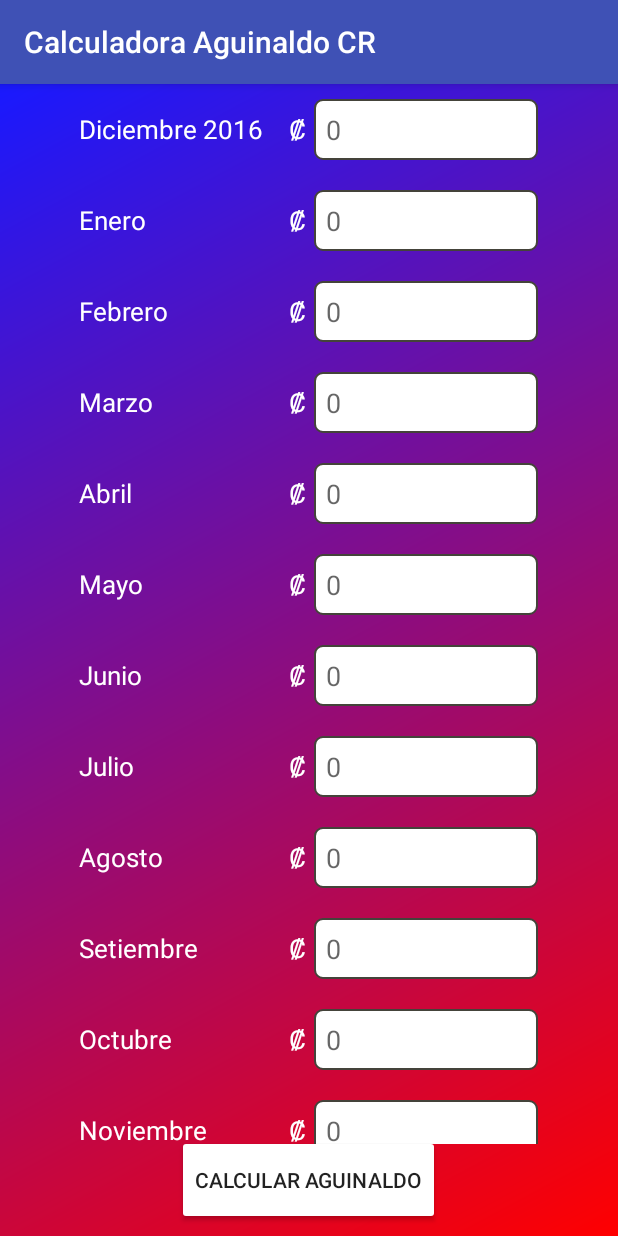
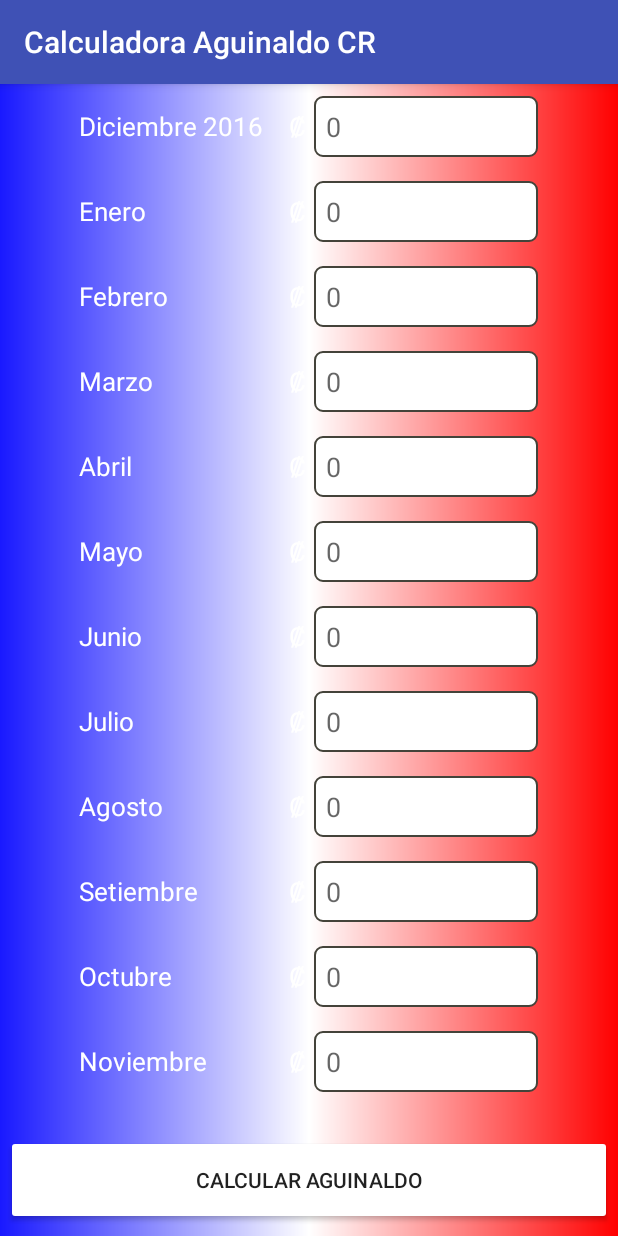
Before and after one commit to eusan91/AguinaldoCR, an Android app: the screen it shows after launch (MainActivity), on a phone screen of 412 x 824 dp. Run offline under Robolectric (Android 15) with nearby library versions, the phone set to English and light mode, and no system bars.

Commit message:
cambios a ui

```diff
--- a/app/src/main/res/drawable/background.xml
+++ b/app/src/main/res/drawable/background.xml
@@ -2,7 +2,8 @@
 <shape xmlns:android="http://schemas.android.com/apk/res/android">
 
     <gradient android:startColor="#1919ff"
+        android:centerColor="#fff"
         android:endColor="#ff0000"
-        android:angle="315"/>
+        android:angle="0"/>
 
 </shape>
--- a/app/src/main/res/layout/activity_main.xml
+++ b/app/src/main/res/layout/activity_main.xml
@@ -17,7 +17,7 @@
 
     <Button
         android:id="@+id/buttonCalculate"
-        android:layout_width="wrap_content"
+        android:layout_width="match_parent"
         android:layout_height="wrap_content"
         android:text="Calcular aguinaldo"
         android:layout_alignParentBottom="true"
@@ -25,6 +25,8 @@
         android:layout_marginBottom="13dp"
         android:background="@drawable/button_design"
         android:padding="8dp"
+        android:layout_marginLeft="8dp"
+        android:layout_marginRight="8dp"
         android:onClick="ComputeAguinaldo"/>
 
 </RelativeLayout>
--- a/app/src/main/res/layout/month_amount_item.xml
+++ b/app/src/main/res/layout/month_amount_item.xml
@@ -8,7 +8,7 @@
         android:layout_height="match_parent"
         android:orientation="horizontal"
         android:weightSum="2"
-        android:layout_margin="10dp"
+        android:layout_margin="8dp"
         android:gravity="center">
 
         <TextView
```
